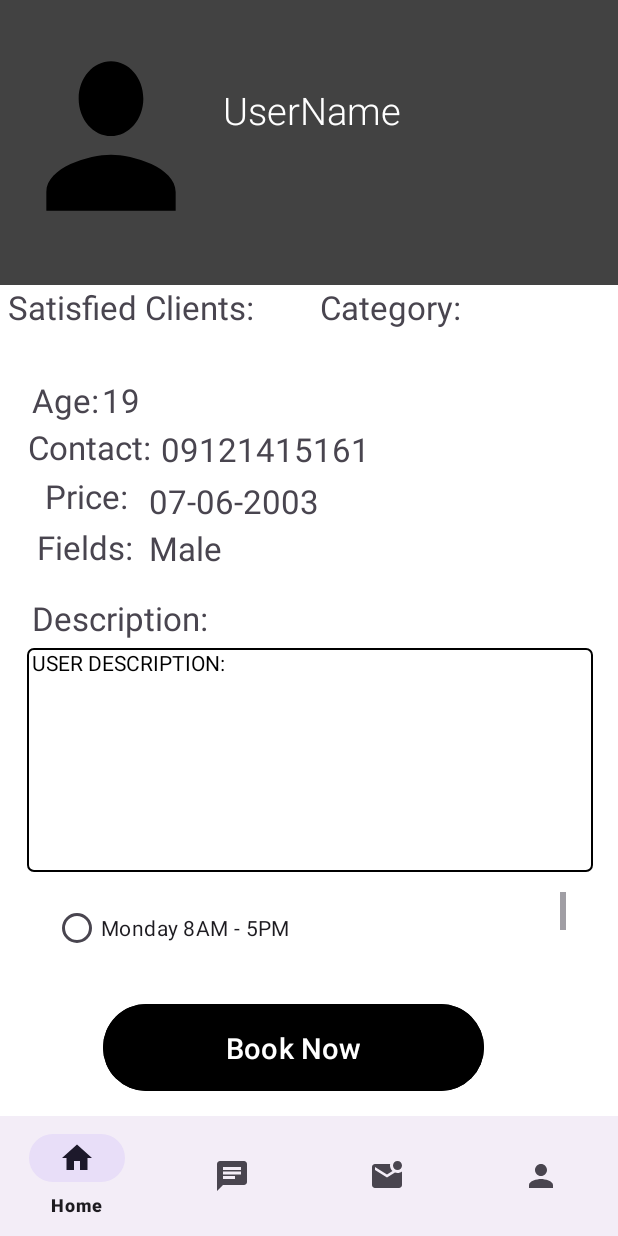
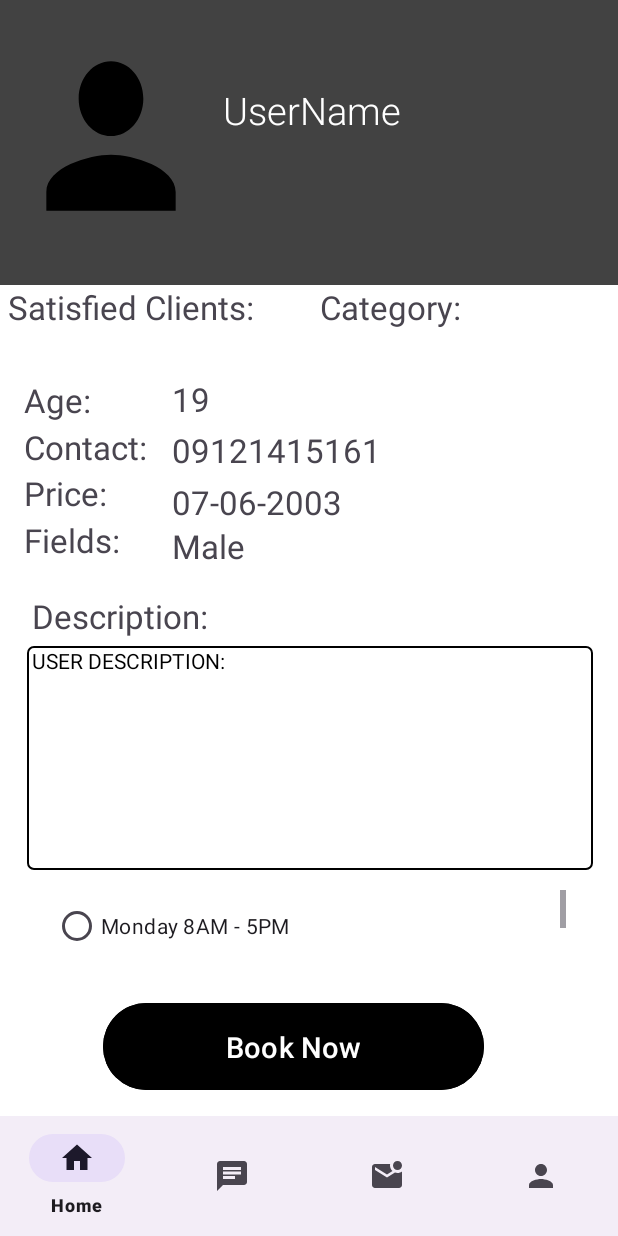
Before and after one commit to BradlyVinceGorgonio/EasyBook, an Android app: the fragment TrainerDescriptionFragment placed in its activity, on a phone screen of 412 x 824 dp. Run offline under Robolectric (Android 15) with nearby library versions, the phone set to English and light mode, and no system bars; our stand-ins replace Firebase (no records; nobody signed in at launch, a user with empty details on screens opened directly); 1 statement that could not run was skipped.

Commit message:
Easy Booking

```diff
--- a/app/src/main/res/layout/activity_create_account_page.xml
+++ b/app/src/main/res/layout/activity_create_account_page.xml
@@ -82,14 +82,14 @@
 
     <CheckBox
         android:id="@+id/confirmCB"
-        android:layout_width="wrap_content"
-        android:layout_height="wrap_content"
+        android:layout_width="305dp"
+        android:layout_height="70dp"
+        android:textSize="20dp"
         app:layout_constraintBottom_toBottomOf="parent"
         app:layout_constraintEnd_toEndOf="parent"
-        app:layout_constraintHorizontal_bias="0.497"
         app:layout_constraintStart_toStartOf="parent"
         app:layout_constraintTop_toBottomOf="@+id/repasswordRgtr"
-        app:layout_constraintVertical_bias="0.242"
+        app:layout_constraintVertical_bias="0.219"
         tools:text="I agree terms and conditions" />
 
     <Button
--- a/app/src/main/res/layout/fragment_trainer_description.xml
+++ b/app/src/main/res/layout/fragment_trainer_description.xml
@@ -71,8 +71,8 @@
 
     <TextView
         android:id="@+id/category"
-        android:layout_width="199dp"
-        android:layout_height="79dp"
+        android:layout_width="203dp"
+        android:layout_height="41dp"
         android:background="@color/white"
         android:text=" Category:"
         android:textSize="22sp"
@@ -88,7 +88,7 @@
         android:id="@+id/textView12"
         android:layout_width="50dp"
         android:layout_height="wrap_content"
-        android:text=" Age: "
+        android:text="Age: "
         android:textSize="22sp"
         app:layout_constraintBottom_toBottomOf="parent"
         app:layout_constraintEnd_toEndOf="parent"
@@ -105,21 +105,23 @@
         android:textSize="22sp"
         app:layout_constraintBottom_toBottomOf="parent"
         app:layout_constraintEnd_toEndOf="parent"
-        app:layout_constraintHorizontal_bias="0.175"
+        app:layout_constraintHorizontal_bias="0.297"
         app:layout_constraintStart_toStartOf="parent"
         app:layout_constraintTop_toBottomOf="@+id/satisfiedclients"
-        app:layout_constraintVertical_bias="0.042" />
+        app:layout_constraintVertical_bias="0.04" />
 
     <TextView
 
         android:id="@+id/textView13"
-        android:layout_width="wrap_content"
-        android:layout_height="31dp"
-        android:layout_marginStart="16dp"
-        android:text=" Contact: "
+        android:layout_width="90dp"
+        android:layout_height="29dp"
+        android:layout_marginEnd="8dp"
+        android:text="Contact: "
         android:textSize="22sp"
         app:layout_constraintBottom_toBottomOf="parent"
         app:layout_constraintEnd_toStartOf="@+id/userNumber"
+        app:layout_constraintHorizontal_bias="0.941"
+
         app:layout_constraintStart_toStartOf="parent"
         app:layout_constraintTop_toBottomOf="@+id/textView12"
         app:layout_constraintVertical_bias="0.004" />
@@ -128,28 +130,27 @@
         android:id="@+id/userNumber"
         android:layout_width="wrap_content"
         android:layout_height="31dp"
-        android:layout_marginStart="1dp"
-        android:layout_marginEnd="168dp"
+        android:layout_marginEnd="158dp"
         android:text="09121415161"
         android:textSize="22sp"
         app:layout_constraintBottom_toBottomOf="parent"
         app:layout_constraintEnd_toEndOf="parent"
-        app:layout_constraintStart_toEndOf="@+id/textView13"
+        app:layout_constraintStart_toStartOf="@+id/userAge"
         app:layout_constraintTop_toBottomOf="@+id/satisfiedclients"
-        app:layout_constraintVertical_bias="0.109" />
+        app:layout_constraintVertical_bias="0.111" />
 
     <TextView
 
         android:id="@+id/textView15"
         android:layout_width="wrap_content"
         android:layout_height="31dp"
-        android:layout_marginStart="16dp"
         android:layout_marginTop="1dp"
+        android:layout_marginEnd="40dp"
         android:text="Price:"
         android:textSize="22sp"
         app:layout_constraintBottom_toBottomOf="parent"
         app:layout_constraintEnd_toStartOf="@+id/userPrice"
-        app:layout_constraintHorizontal_bias="1.0"
+        app:layout_constraintHorizontal_bias="0.842"
         app:layout_constraintStart_toStartOf="parent"
         app:layout_constraintTop_toBottomOf="@+id/textView13"
         app:layout_constraintVertical_bias="0.0" />
@@ -159,12 +160,11 @@
         android:layout_width="wrap_content"
         android:layout_height="31dp"
         android:layout_marginTop="3dp"
-        android:layout_marginEnd="185dp"
+        android:layout_marginEnd="184dp"
         android:text="07-06-2003"
         android:textSize="22sp"
         app:layout_constraintBottom_toBottomOf="parent"
         app:layout_constraintEnd_toEndOf="parent"
-        app:layout_constraintStart_toEndOf="@+id/textView15"
         app:layout_constraintTop_toBottomOf="@+id/userNumber"
         app:layout_constraintVertical_bias="0.0" />
 
@@ -174,30 +174,30 @@
         android:layout_width="wrap_content"
         android:layout_height="wrap_content"
         android:layout_marginStart="16dp"
-        android:layout_marginEnd="1dp"
+        android:layout_marginEnd="35dp"
         android:text="Fields:"
         android:textSize="22sp"
         app:layout_constraintBottom_toBottomOf="parent"
-        app:layout_constraintEnd_toStartOf="@+id/category_fieldsTV"
-        app:layout_constraintHorizontal_bias="0.0"
+        app:layout_constraintEnd_toStartOf="@+id/userPrice"
         app:layout_constraintStart_toStartOf="parent"
         app:layout_constraintTop_toBottomOf="@+id/textView15"
-        app:layout_constraintVertical_bias="0.007" />
+        app:layout_constraintVertical_bias="0.0" />
 
     <TextView
         android:id="@+id/category_fieldsTV"
         android:layout_width="wrap_content"
         android:layout_height="31dp"
-        android:layout_marginStart="1dp"
+        android:layout_marginStart="32dp"
         android:layout_marginTop="3dp"
-        android:layout_marginEnd="255dp"
+        android:layout_marginEnd="158dp"
         android:text="Male"
         android:textSize="22sp"
         app:layout_constraintBottom_toBottomOf="parent"
         app:layout_constraintEnd_toEndOf="parent"
+        app:layout_constraintHorizontal_bias="0.032"
         app:layout_constraintStart_toEndOf="@+id/textView14"
         app:layout_constraintTop_toBottomOf="@+id/textView15"
-        app:layout_constraintVertical_bias="0.0" />
+        app:layout_constraintVertical_bias="0.002" />
 
     <TextView
 
```
